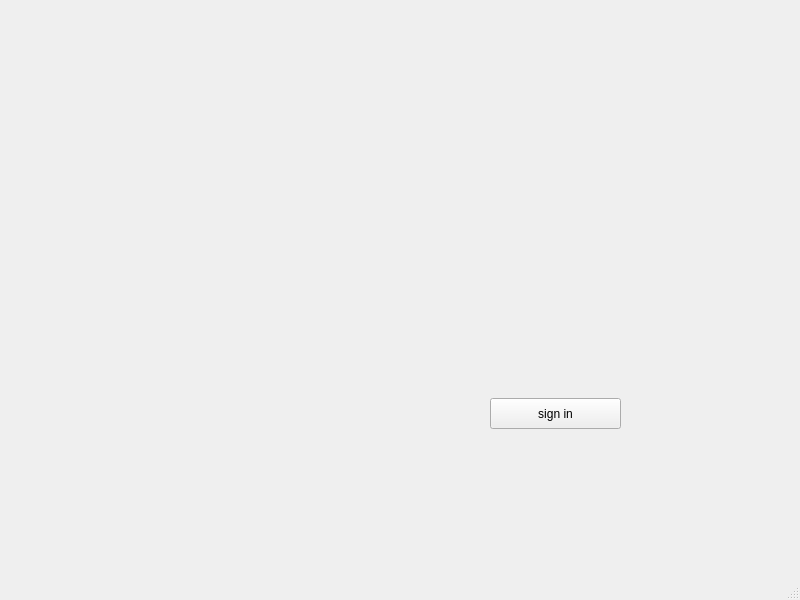
mahdientezari2003/ap_todolist, file mainwindow.ui: the form before one commit.
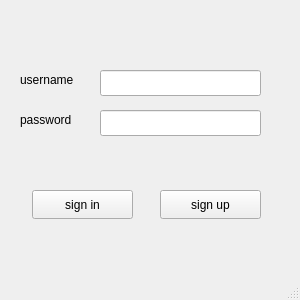
The form after the commit.

What changed in the file:
```diff
--- a/mainwindow.ui
+++ b/mainwindow.ui
@@ -6,10 +6,22 @@
    <rect>
     <x>0</x>
     <y>0</y>
-    <width>800</width>
-    <height>600</height>
+    <width>300</width>
+    <height>300</height>
    </rect>
   </property>
+  <property name="minimumSize">
+   <size>
+    <width>300</width>
+    <height>300</height>
+   </size>
+  </property>
+  <property name="maximumSize">
+   <size>
+    <width>300</width>
+    <height>300</height>
+   </size>
+  </property>
   <property name="windowTitle">
    <string>MainWindow</string>
   </property>
@@ -17,16 +29,86 @@
    <widget class="QPushButton" name="pushButton">
     <property name="geometry">
      <rect>
-      <x>490</x>
-      <y>398</y>
-      <width>131</width>
-      <height>31</height>
+      <x>160</x>
+      <y>190</y>
+      <width>101</width>
+      <height>29</height>
+     </rect>
+    </property>
+    <property name="font">
+     <font>
+      <italic>false</italic>
+      <bold>false</bold>
+      <underline>false</underline>
+      <strikeout>false</strikeout>
+     </font>
+    </property>
+    <property name="mouseTracking">
+     <bool>false</bool>
+    </property>
+    <property name="text">
+     <string>sign up</string>
+    </property>
+   </widget>
+   <widget class="QPushButton" name="SignInBtn">
+    <property name="geometry">
+     <rect>
+      <x>32</x>
+      <y>190</y>
+      <width>101</width>
+      <height>29</height>
      </rect>
     </property>
     <property name="text">
      <string>sign in</string>
     </property>
    </widget>
+   <widget class="QLabel" name="userName">
+    <property name="geometry">
+     <rect>
+      <x>20</x>
+      <y>70</y>
+      <width>63</width>
+      <height>20</height>
+     </rect>
+    </property>
+    <property name="text">
+     <string>username</string>
+    </property>
+   </widget>
+   <widget class="QLabel" name="password">
+    <property name="geometry">
+     <rect>
+      <x>20</x>
+      <y>110</y>
+      <width>63</width>
+      <height>20</height>
+     </rect>
+    </property>
+    <property name="text">
+     <string>password</string>
+    </property>
+   </widget>
+   <widget class="QLineEdit" name="usernameInput">
+    <property name="geometry">
+     <rect>
+      <x>100</x>
+      <y>70</y>
+      <width>161</width>
+      <height>26</height>
+     </rect>
+    </property>
+   </widget>
+   <widget class="QLineEdit" name="passwordInput">
+    <property name="geometry">
+     <rect>
+      <x>100</x>
+      <y>110</y>
+      <width>161</width>
+      <height>26</height>
+     </rect>
+    </property>
+   </widget>
   </widget>
   <widget class="QMenuBar" name="menubar">
    <property name="geometry">
```
Left out of the diff: 7 changed lines with no effect on the pictures.
